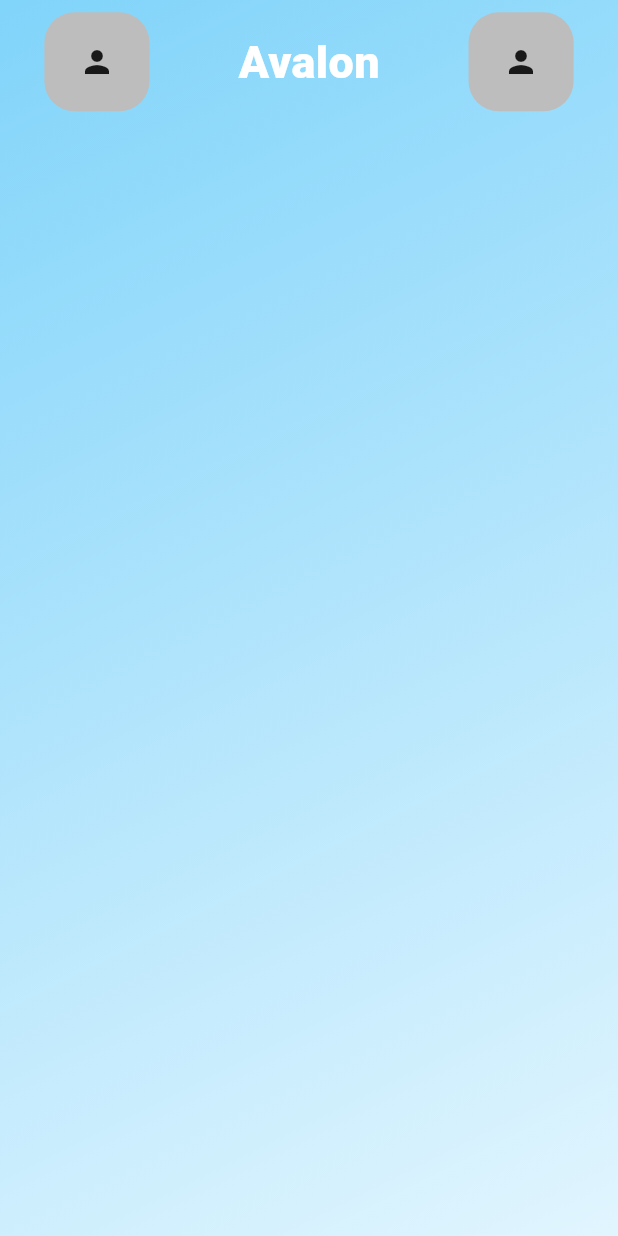
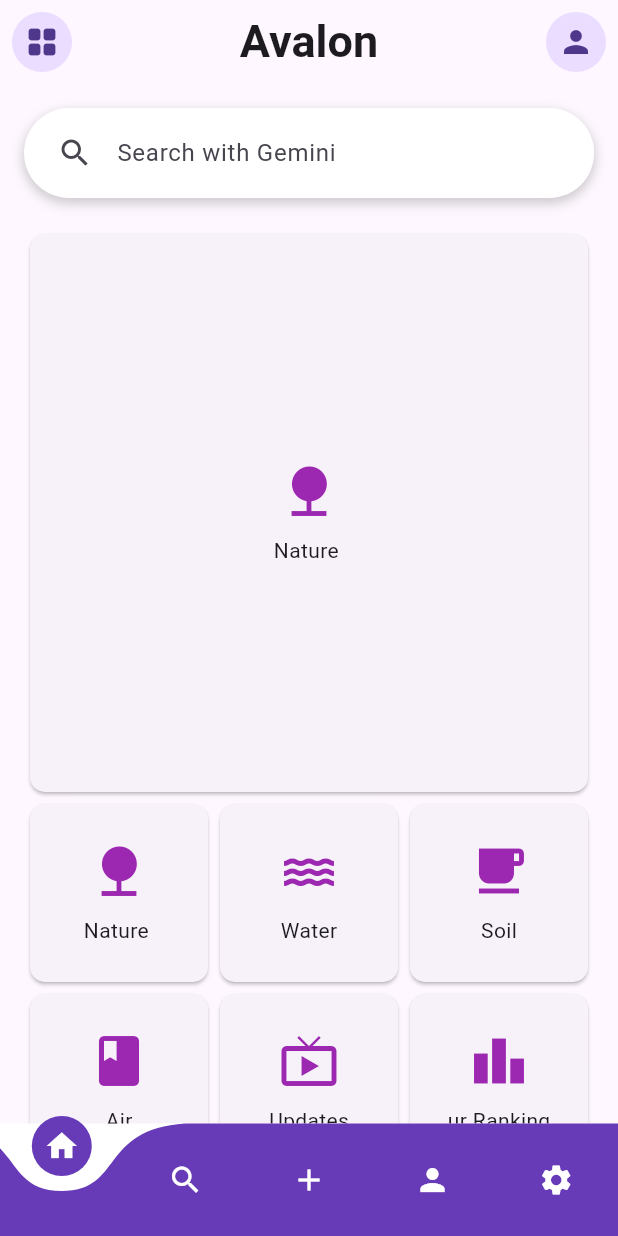
Before and after one commit to Adityasawant1/Avalon, a Flutter app: the screen it shows after launch, on a phone screen of 412 x 824 dp. Run offline on Flutter 3.47's test engine with Material 3 defaults, Android fonts, the phone set to English and light mode, and no system bars; drawn by our look-alikes of curved_navigation_bar; our stand-ins replace email_validator, firebase_auth, firebase_core, fluttertoast, google_sign_in; accounts and stored records are empty.

Commit message:
HomePage

```diff
--- a/lib/main.dart
+++ b/lib/main.dart
@@ -23,7 +23,7 @@ class MyApp extends StatelessWidget {
       title: 'Avalon ',
       debugShowCheckedModeBanner: false,
       theme: ThemeData(),
-      home: const HomePage(),
+      home: HomePage(),
     );
   }
 }
--- a/lib/pages/home_page.dart
+++ b/lib/pages/home_page.dart
@@ -1,61 +1,172 @@
-import 'package:firebase_auth/firebase_auth.dart';
+import 'package:curved_navigation_bar/curved_navigation_bar.dart';
 import 'package:flutter/material.dart';
 
 class HomePage extends StatelessWidget {
-  const HomePage({super.key});
-
   @override
   Widget build(BuildContext context) {
-    void signOut() {
-      FirebaseAuth.instance.signOut();
-    }
-
-    Size size = MediaQuery.of(context).size;
     return Scaffold(
-      body: Container(
-        decoration: BoxDecoration(
-          gradient: LinearGradient(
-            begin: Alignment.topLeft,
-            end: Alignment.bottomRight,
-            colors: [Color(0xFF81D4FA), Color(0xFFE1F5FE)],
+      appBar: AppBar(
+        elevation: 0,
+        title: Center(
+          child: Text(
+            "Avalon",
+            style: TextStyle(fontSize: 30, fontWeight: FontWeight.w600),
           ),
         ),
+        actions: [
+          Padding(
+            padding: const EdgeInsets.all(8.0),
+            child: CircleAvatar(
+              child: Icon(Icons.person),
+            ),
+          )
+        ],
+        leading: Padding(
+          padding: const EdgeInsets.all(8.0),
+          child: CircleAvatar(
+            child: Icon(Icons.grid_view_rounded),
+          ),
+        ),
+      ),
+      body: SingleChildScrollView(
+        child: Padding(
+          padding: const EdgeInsets.all(16.0),
           child: Column(
+            crossAxisAlignment: CrossAxisAlignment.start,
             children: [
               Container(
-              height: size.height * 0.1,
-              child: Row(
-                mainAxisAlignment: MainAxisAlignment.spaceAround,
-                children: [
-                  Container(
-                    height: size.height * 0.08,
-                    width: size.width * 0.17,
                 decoration: BoxDecoration(
-                      color: Colors.grey[400],
-                      borderRadius: BorderRadius.circular(20.0),
+                  color: Colors.white,
+                  borderRadius: BorderRadius.circular(35),
+                  boxShadow: [
+                    BoxShadow(
+                      color: Colors.grey.withOpacity(0.5),
+                      spreadRadius: 0.9,
+                      blurRadius: 6,
+                      offset: Offset(0, 3), // changes position of shadow
                     ),
-                    child: Icon(Icons.person),
+                  ],
                 ),
-                  Text(
-                    "Avalon",
-                    style: TextStyle(
-                      fontSize: 30.0,
-                      fontWeight: FontWeight.w900,
-                      color: Colors.white,
+                child: Padding(
+                  padding: const EdgeInsets.only(left: 10),
+                  child: TextFormField(
+                    keyboardType: TextInputType.text,
+                    decoration: InputDecoration(
+                      contentPadding: const EdgeInsets.symmetric(
+                        vertical: 18,
+                        horizontal: 22,
+                      ),
+                      prefixIcon: Icon(Icons.search),
+                      hintText: "Search with Gemini",
+                      fillColor: Colors.white,
+                      filled: true,
+                      border: OutlineInputBorder(
+                        borderRadius: BorderRadius.circular(40),
+                        borderSide: BorderSide.none,
                       ),
                     ),
-                  Container(
-                    height: size.height * 0.08,
-                    width: size.width * 0.17,
-                    decoration: BoxDecoration(
-                      color: Colors.grey[400],
-                      borderRadius: BorderRadius.circular(20.0),
                   ),
-                    child: Icon(Icons.person),
+                ),
+              ),
+              SizedBox(height: 20),
+              GridView.count(
+                crossAxisCount: 1,
+                shrinkWrap: true,
+                physics: NeverScrollableScrollPhysics(),
+                children: [
+                  CategoryCard(icon: Icons.nature, label: 'Nature '),
+                ],
+              ),
+              GridView.count(
+                crossAxisCount: 3,
+                shrinkWrap: true,
+                physics: NeverScrollableScrollPhysics(),
+                children: [
+                  CategoryCard(icon: Icons.nature, label: 'Nature '),
+                  CategoryCard(icon: Icons.water, label: 'Water'),
+                  CategoryCard(icon: Icons.free_breakfast, label: 'Soil'),
+                  CategoryCard(icon: Icons.book, label: 'Air'),
+                  CategoryCard(icon: Icons.live_tv, label: 'Updates'),
+                  CategoryCard(icon: Icons.leaderboard, label: 'ur Ranking'),
+                ],
+              ),
+              SizedBox(height: 20),
+              Row(
+                mainAxisAlignment: MainAxisAlignment.spaceBetween,
+                children: [
+                  Text('More',
+                      style:
+                          TextStyle(fontSize: 18, fontWeight: FontWeight.bold)),
+                  TextButton(onPressed: () {}, child: Text('See All')),
+                ],
               ),
             ],
           ),
         ),
+      ),
+      bottomNavigationBar: CurvedNavigationBar(
+        backgroundColor: Colors.white,
+        animationDuration: Duration(milliseconds: 300),
+        color: Colors.deepPurple,
+        onTap: (index) {},
+        items: [
+          Icon(Icons.home, color: Colors.white),
+          Icon(Icons.search, color: Colors.white),
+          Icon(Icons.add, color: Colors.white),
+          Icon(Icons.person, color: Colors.white),
+          Icon(Icons.settings, color: Colors.white)
+        ],
+      ),
+    );
+  }
+}
+
+class CategoryCard extends StatelessWidget {
+  final IconData icon;
+  final String label;
+
+  CategoryCard({required this.icon, required this.label});
+
+  @override
+  Widget build(BuildContext context) {
+    return Card(
+      shape: RoundedRectangleBorder(borderRadius: BorderRadius.circular(10)),
+      child: Column(
+        mainAxisAlignment: MainAxisAlignment.center,
+        children: [
+          Icon(icon, size: 40, color: Colors.purple),
+          SizedBox(height: 10),
+          Text(label),
+        ],
+      ),
+    );
+  }
+}
+
+class CourseCard extends StatelessWidget {
+  final String label;
+  final int videoCount;
+
+  CourseCard({required this.label, required this.videoCount});
+
+  @override
+  Widget build(BuildContext context) {
+    return Card(
+      shape: RoundedRectangleBorder(borderRadius: BorderRadius.circular(10)),
+      child: Padding(
+        padding: const EdgeInsets.all(8.0),
+        child: Column(
+          mainAxisAlignment: MainAxisAlignment.center,
+          children: [
+            Image.network(
+              'https://encrypted-tbn0.gstatic.com/images?q=tbn:ANd9GcTTPKd63xpKwnAKFl1qiDhzLIt_hXmx4KQcgg&s', // replace with appropriate image
+              height: 80,
+              fit: BoxFit.cover,
+            ),
+            SizedBox(height: 10),
+            Text(label,
+                style: TextStyle(fontSize: 18, fontWeight: FontWeight.bold)),
+            Text('$videoCount Videos', style: TextStyle(color: Colors.grey)),
           ],
         ),
       ),
--- a/lib/theme/colors.dart
+++ b/lib/theme/colors.dart
@@ -8,3 +8,11 @@ Color primaryColor = const Color(0xffD897FD);
 Color textColor1 = const Color(0xff353047);
 Color textColor2 = const Color(0xff6F6B7A);
 Color buttonColor = const Color(0xffFD6B68);
+
+class AppColors {
+  static const Color color1 = Color(0xFF041421);
+  static const Color color2 = Color(0xFF042630);
+  static const Color color3 = Color(0xFF4c7273);
+  static const Color color4 = Color(0xFF86b9b0);
+  static const Color color5 = Color(0xFFd0d6d6);
+}
--- a/pubspec.yaml
+++ b/pubspec.yaml
@@ -45,6 +45,7 @@ dependencies:
   google_sign_in: ^6.2.1
   flutter_facebook_auth: ^7.0.1
   provider: ^6.1.2
+  curved_navigation_bar: ^1.0.6
 
 
 
```
Also changed, not shown: pubspec.lock. Lines whose indentation alone changed are shown as unchanged.
